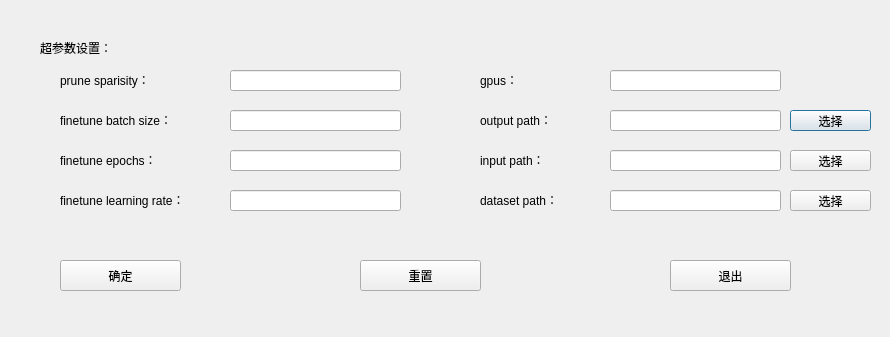
First picture: the form in ui/qtui/compression/hyperparameters_setting.ui, repository ICT-ANS/StarLight, before the edit.
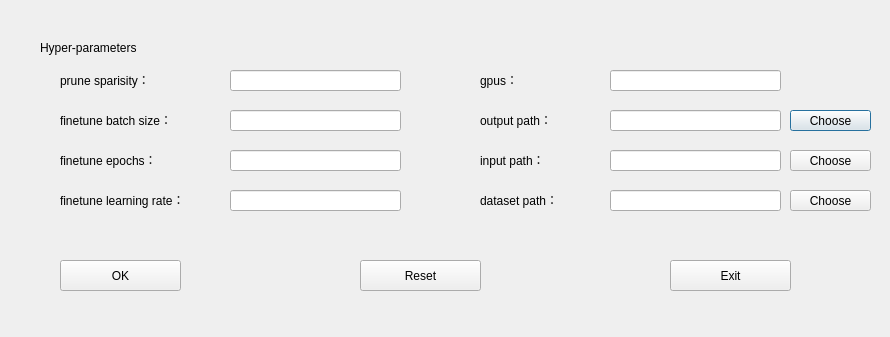
Second picture: the form after the edit.

```diff
--- a/ui/qtui/compression/hyperparameters_setting.ui
+++ b/ui/qtui/compression/hyperparameters_setting.ui
@@ -23,7 +23,7 @@
     </rect>
    </property>
    <property name="text">
-    <string>超参数设置：</string>
+    <string>Hyper-parameters</string>
    </property>
   </widget>
   <widget class="QLineEdit" name="lineEdit_ft_bs">
@@ -88,7 +88,7 @@
     </rect>
    </property>
    <property name="text">
-    <string>选择</string>
+    <string>Choose</string>
    </property>
   </widget>
   <widget class="QPushButton" name="pushButton_confirm">
@@ -101,7 +101,7 @@
     </rect>
    </property>
    <property name="text">
-    <string>确定</string>
+    <string>OK</string>
    </property>
   </widget>
   <widget class="QPushButton" name="pushButton_reset">
@@ -114,7 +114,7 @@
     </rect>
    </property>
    <property name="text">
-    <string>重置</string>
+    <string>Reset</string>
    </property>
   </widget>
   <widget class="QPushButton" name="pushButton_quit">
@@ -127,7 +127,7 @@
     </rect>
    </property>
    <property name="text">
-    <string>退出</string>
+    <string>Exit</string>
    </property>
   </widget>
   <widget class="QLabel" name="label_input_path">
@@ -221,7 +221,7 @@
     </rect>
    </property>
    <property name="text">
-    <string>选择</string>
+    <string>Choose</string>
    </property>
   </widget>
   <widget class="QPushButton" name="pushButton_dataset_path">
@@ -234,7 +234,7 @@
     </rect>
    </property>
    <property name="text">
-    <string>选择</string>
+    <string>Choose</string>
    </property>
   </widget>
   <widget class="QLabel" name="label_ft_epochs">
```
Left out of the diff: 2 changed lines with no effect on the pictures.
